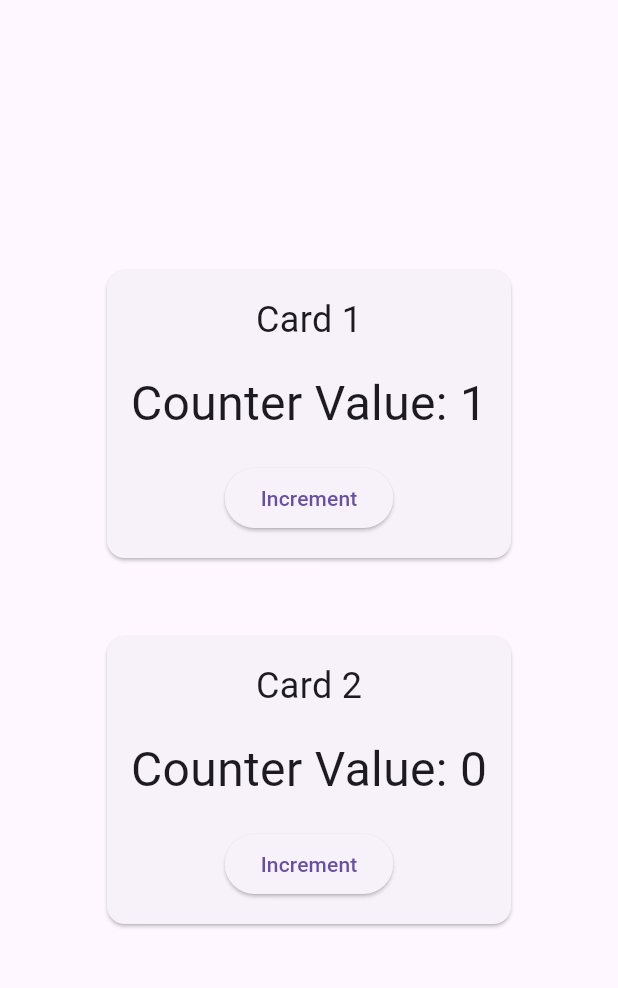
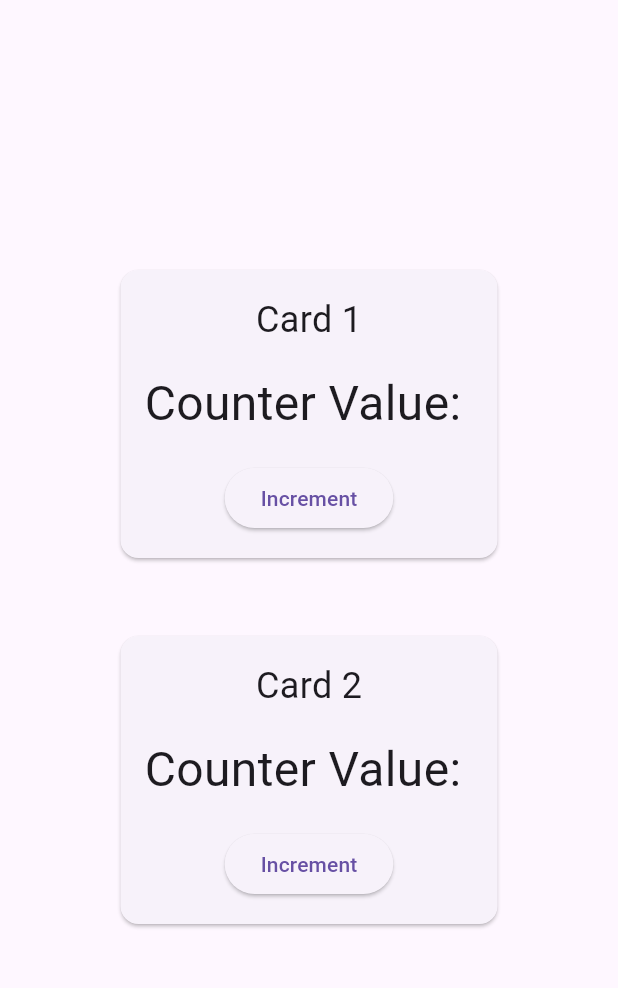
Before and after one commit to habibagamal23/cubit_counter, a Flutter app: the screen it shows after launch, after a tap on "Increment", on a phone screen of 412 x 824 dp, the part 63-1051 px from its top. Run offline on Flutter 3.47's test engine with Material 3 defaults, Android fonts, the phone set to English and light mode, and no system bars; our stand-ins replace flutter_bloc.

Commit message:
test card

```diff
--- /dev/null
+++ b/lib/cardwidget.dart
@@ -0,0 +1,37 @@
+
+import 'package:flutter/material.dart';
+
+class CounterCard extends StatelessWidget {
+  final String title;
+
+  const CounterCard({Key? key, required this.title}) : super(key: key);
+
+  @override
+  Widget build(BuildContext context) {
+    return Card(
+      margin: const EdgeInsets.all(16.0),
+      child: Padding(
+        padding: const EdgeInsets.all(16.0),
+        child: Column(
+          mainAxisAlignment: MainAxisAlignment.center,
+          children: [
+            Text(
+              title,
+              style: const TextStyle(fontSize: 24),
+            ),
+            const SizedBox(height: 16),
+            const Text(
+              'Counter Value: ',
+              style: const TextStyle(fontSize: 32),
+            ),
+            const SizedBox(height: 16),
+            ElevatedButton(
+              onPressed: () {},
+              child: const Text('Increment'),
+            ),
+          ],
+        ),
+      ),
+    );
+  }
+}
--- a/lib/counter_screen.dart
+++ b/lib/counter_screen.dart
@@ -1,71 +1,24 @@
 import 'package:flutter/material.dart';
-import 'package:flutter_bloc/flutter_bloc.dart';
-import 'cubit/counter_cubit.dart';
+
+import 'cardwidget.dart';
 
 class CounterScreen extends StatelessWidget {
   @override
   Widget build(BuildContext context) {
     return Scaffold(
       appBar: AppBar(title: const Text("Cubit Counter Example")),
-      body: Center(
+      body: const Center(
         child: Column(
           mainAxisAlignment: MainAxisAlignment.center,
           children: [
             // Card 1 with its own CounterCubit
-            BlocProvider(
-              create: (context) => CounterCubit(),
-              child: CounterCard(title: "Card 1"),
-            ),
-            const SizedBox(height: 20),
+            CounterCard(title: "Card 1"),
+            SizedBox(height: 20),
             // Card 2 with its own CounterCubit
-            BlocProvider(
-              create: (context) => CounterCubit(),
-              child: CounterCard(title: "Card 2"),
-            ),
+            CounterCard(title: "Card 2"),
           ],
         ),
       ),
     );
   }
 }
-
-class CounterCard extends StatelessWidget {
-  final String title;
-
-  const CounterCard({Key? key, required this.title}) : super(key: key);
-
-  @override
-  Widget build(BuildContext context) {
-    return Card(
-      margin: const EdgeInsets.all(16.0),
-      child: Padding(
-        padding: const EdgeInsets.all(16.0),
-        child: Column(
-          mainAxisAlignment: MainAxisAlignment.center,
-          children: [
-            Text(
-              title,
-              style: const TextStyle(fontSize: 24),
-            ),
-            const SizedBox(height: 16),
-            BlocBuilder<CounterCubit, CounterState>(
-              builder: (context, state) {
-                return Text(
-                  'Counter Value: ${context.read<CounterCubit>().counter}',
-                  style: const TextStyle(fontSize: 32),
-                );
-              },
-            ),
-            const SizedBox(height: 16),
-            ElevatedButton(
-              onPressed: () {
-                context.read<CounterCubit>().increment();
-              },
-              child: const Text('Increment'),
-            ),
-          ],
-        ),
-      ),
-    );
-  }
-}
--- a/lib/cubit/counter_cubit.dart
+++ /dev/null
@@ -1,25 +0,0 @@
-import 'package:bloc/bloc.dart';
-import 'package:flutter/cupertino.dart';
-import 'package:flutter_bloc/flutter_bloc.dart';
-import 'package:meta/meta.dart';
-
-part 'counter_state.dart';
-
-class CounterCubit extends Cubit<CounterState> {
-  CounterCubit() : super(CounterInitial());
-
-
-  int counter = 0; // Private counter value
-
-  // Increment method
-  void increment() {
-    counter++;
-    emit(CounterIncremented()); // Emit the state without the value
-  }
-
-  // Decrement method
-  void decrement() {
-    counter--;
-    emit(CounterDecremented()); // Emit the state without the value
-  }
-}
--- a/lib/cubit/counter_state.dart
+++ /dev/null
@@ -1,13 +0,0 @@
-part of 'counter_cubit.dart';
-
-@immutable
-sealed class CounterState {}
-
-final class CounterInitial extends CounterState {
-
-}
-
-final class CounterIncremented extends CounterState {}
-
-
-final class CounterDecremented extends CounterState {}
```
